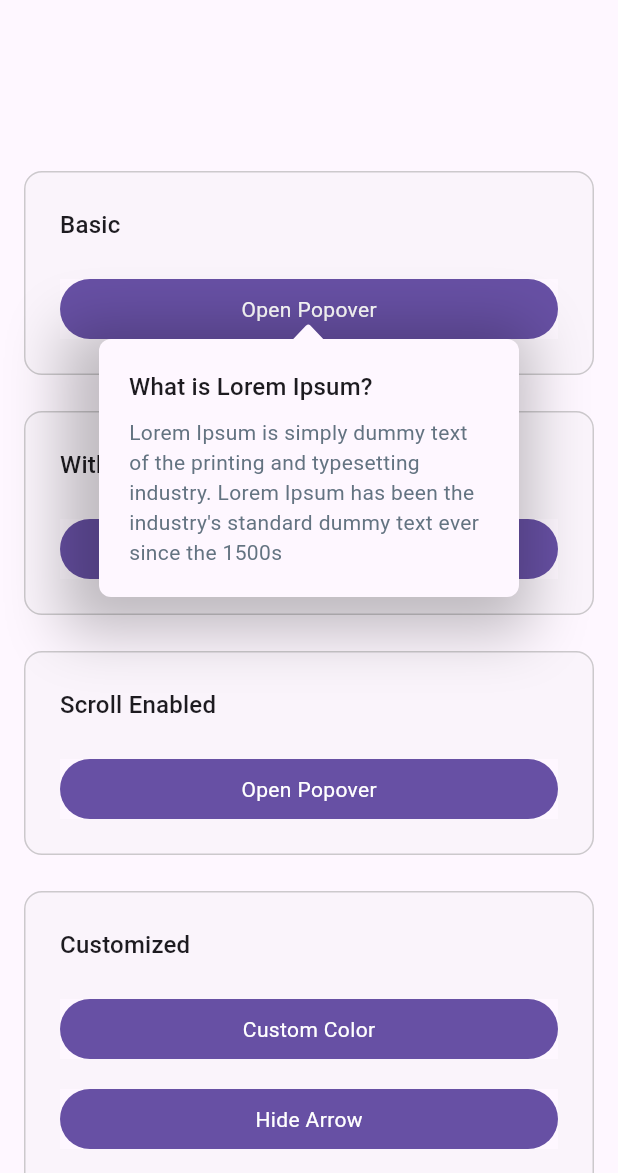
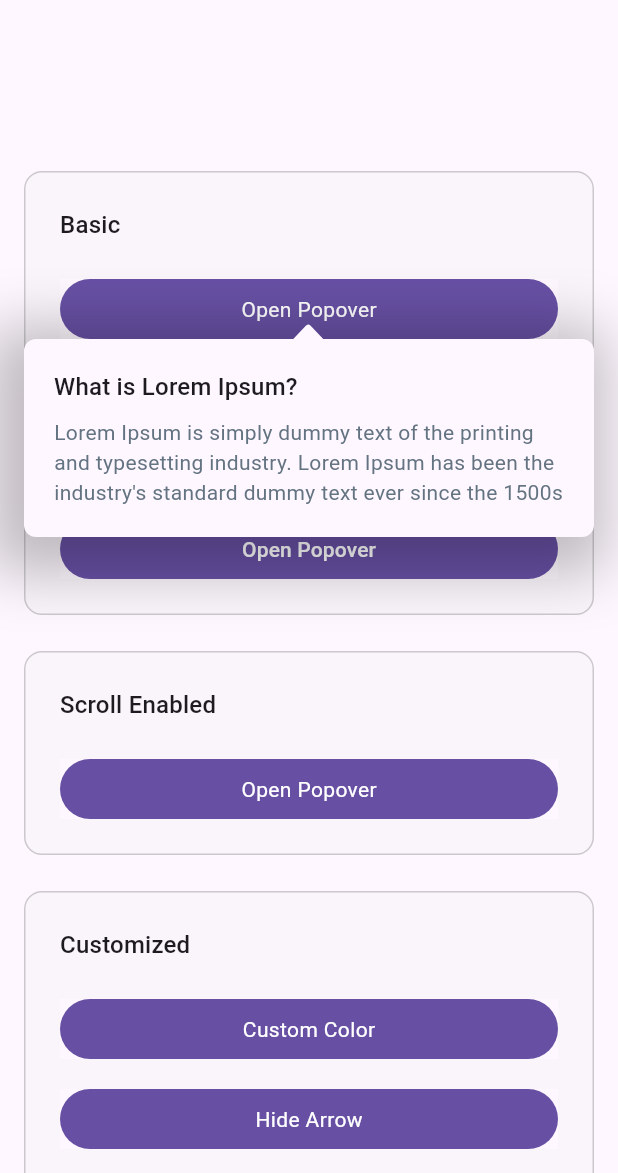
Before and after one commit to axnguyenit/easy-popover, a Flutter app: the screen it shows after launch, after a tap on "Open Popover", on a phone screen of 412 x 824 dp, the part 63-1236 px from its top. Run offline on Flutter 3.47's test engine with Material 3 defaults, Android fonts, the phone set to English and light mode, and no system bars.

Commit message:
feat: OverlayEntry package & Resolve content overflow

```diff
--- a/example/lib/main.dart
+++ b/example/lib/main.dart
@@ -18,14 +18,8 @@ class _PopoverExampleAppState extends State<PopoverExampleApp> {
     return MaterialApp(
       debugShowCheckedModeBanner: false,
       title: 'Easy Popover Example',
-      home: Overlay(
-        initialEntries: [
-          OverlayEntry(
-            builder: (context) {
-              return const PopoverExampleScreen();
-            },
-          ),
-        ],
+      home: PopoverOverlay(
+        builder: (context) => const PopoverExampleScreen(),
       ),
     );
   }
@@ -133,7 +127,7 @@ class BasicPopover extends StatelessWidget {
       child: Center(
         child: Popover(
           context,
-          contentWidth: 280,
+          contentWidth: 1000,
           action: const UnClickableButton(
             title: 'Open Popover',
           ),
--- a/lib/easy_popover.dart
+++ b/lib/easy_popover.dart
@@ -1 +1,2 @@
 export 'src/popover/popover.dart';
+export 'src/popover/popover_overlay.dart';
--- a/lib/src/popover/popover.dart
+++ b/lib/src/popover/popover.dart
@@ -6,6 +6,7 @@ import '../measure_size/measure_size.dart';
 import 'rounded_triangle_painter.dart';
 
 part 'popover_alignment.dart';
+
 part 'popover_controller.dart';
 
 /// A Popover can be used to display some content on top of another.
@@ -73,6 +74,11 @@ class Popover extends StatefulWidget {
   /// If not provided, it defaults to transparent.
   final Color? overlayColor;
 
+  /// The padding value for the sides of the screen to be used when content
+  /// overflows horizontally.
+  /// This value must be greater than or equal to zero.
+  final double horizontalPadding;
+
   /// Constructs a [Popover] widget.
   const Popover(
     this.context, {
@@ -92,9 +98,12 @@ class Popover extends StatefulWidget {
     this.hideArrow = false,
     this.spacing = 0.0,
     this.overlayColor,
+    this.horizontalPadding = 16.0,
   })  : assert(spacing >= 0.0, 'spacing must be greater than or equal to 0.0'),
         assert(
-            arrowSize >= 0.0, 'arrowSize must be greater than or equal to 0.0');
+            arrowSize >= 0.0, 'arrowSize must be greater than or equal to 0.0'),
+        assert(horizontalPadding >= 0,
+            'Padding value must be greater than or equal to zero.');
 
   @override
   State<Popover> createState() => _PopoverState();
@@ -159,8 +168,14 @@ class _PopoverState extends State<Popover> with SingleTickerProviderStateMixin {
 
   PopoverController get _controller => widget.controller ?? _popoverController!;
 
-  double get _contentWidth =>
-      widget.applyActionWidth ? _actionSize.width : widget.contentWidth;
+  double get _contentWidth {
+    final size = MediaQuery.sizeOf(widget.context);
+    return widget.applyActionWidth
+        ? _actionSize.width
+        : widget.contentWidth > size.width
+            ? size.width - widget.horizontalPadding * 2
+            : widget.contentWidth;
+  }
 
   void _configureConstraints() {
     final renderBox =
@@ -173,7 +188,7 @@ class _PopoverState extends State<Popover> with SingleTickerProviderStateMixin {
     final rightSpacing = size.width - leftSpacing - _actionSize.width;
     final bottomSpacing = size.height - topSpacing - _actionSize.height;
     _popoverAlignment = widget.alignment.findBestPopoverPosition(
-      contentSize: _contentSizeListener.value,
+      contentSize: Size(_contentWidth, _contentSizeListener.value.height),
       leftSpacing: leftSpacing,
       topSpacing: topSpacing,
       rightSpacing: rightSpacing,
--- /dev/null
+++ b/lib/src/popover/popover_overlay.dart
@@ -0,0 +1,30 @@
+import 'package:flutter/material.dart';
+
+class PopoverOverlay extends StatelessWidget {
+  final WidgetBuilder builder;
+  final bool opaque;
+  final bool maintainState;
+  final bool canSizeOverlay;
+
+  const PopoverOverlay({
+    super.key,
+    required this.builder,
+    this.opaque = false,
+    this.maintainState = false,
+    this.canSizeOverlay = false,
+  });
+
+  @override
+  Widget build(BuildContext context) {
+    return Overlay(
+      initialEntries: [
+        OverlayEntry(
+          builder: builder,
+          opaque: opaque,
+          maintainState: maintainState,
+          canSizeOverlay: canSizeOverlay,
+        ),
+      ],
+    );
+  }
+}
--- a/pubspec.yaml
+++ b/pubspec.yaml
@@ -1,6 +1,6 @@
 name: easy_popover
 description: "A Popover can be used to display some content on top of another."
-version: 0.0.3
+version: 0.0.5
 homepage: https://github.com/axnguyenit/easy-popover
 
 environment:
```
Also changed, not shown: example/pubspec.lock, 3 other files.
